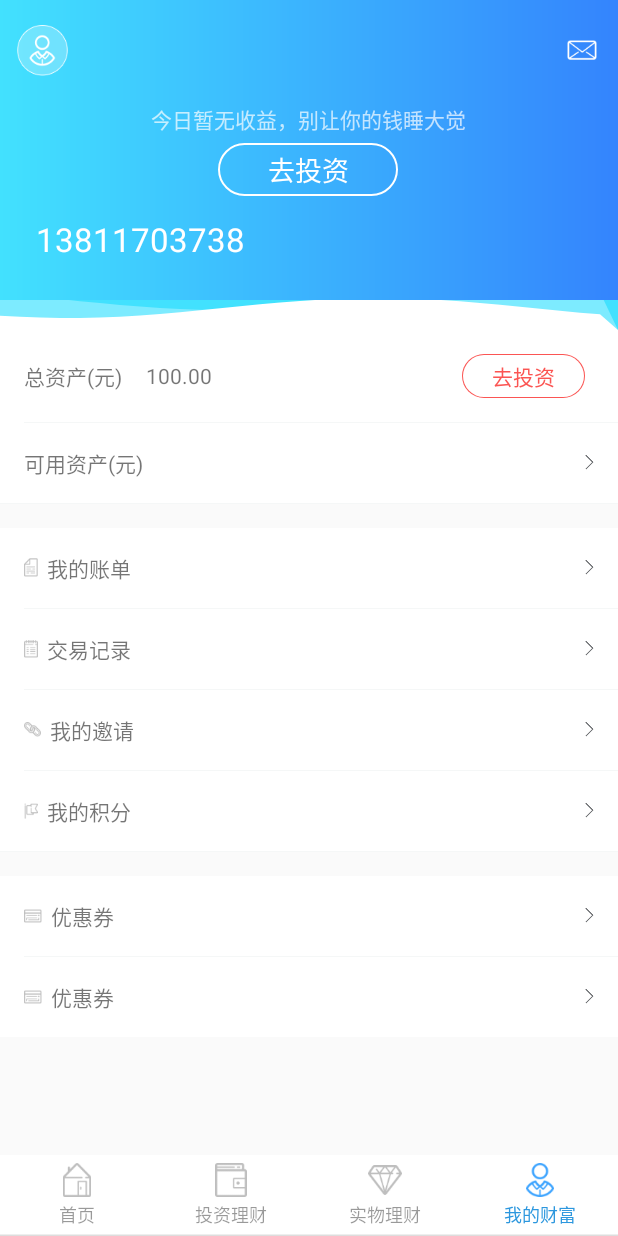
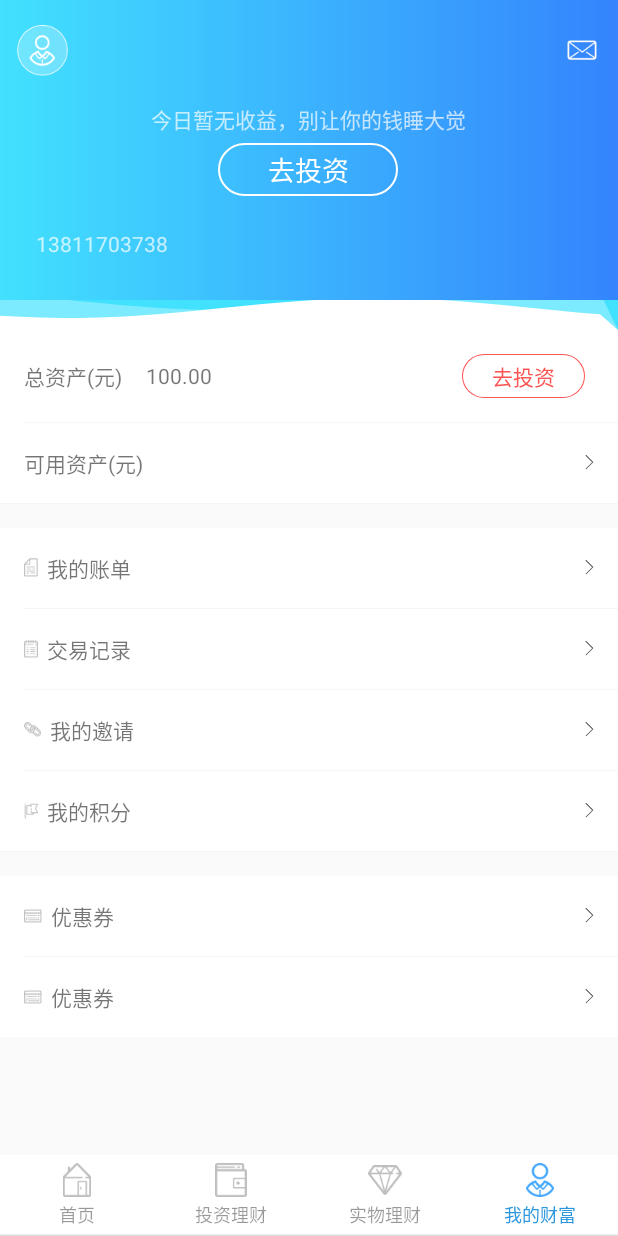
Before and after one commit to ko-htut/PettyLoan, an Android app: the MainActivity screen opened directly, with no data from a screen before it, after a tap on "我的财富", on a phone screen of 412 x 824 dp. Run offline under Robolectric (Android 15) with nearby library versions, the phone set to English and light mode, and no system bars; our stand-ins replace ButterKnife; libraries missing offline, so code that uses them is left out: com.youth.banner, rx.android.schedulers, rx.functions, rx.schedulers, rx.subjects and 1 more; pictures from the network do not load; 9 statements that could not run were skipped; 3 other taps on this screen came first.

```diff
--- a/app/src/main/java/com/yixun/pettyloan/ui/base/BaseSupportFragment.java
+++ b/app/src/main/java/com/yixun/pettyloan/ui/base/BaseSupportFragment.java
@@ -1,6 +1,7 @@
 package com.yixun.pettyloan.ui.base;
 
 import android.app.Activity;
+import android.content.Context;
 import android.content.Intent;
 import android.os.Bundle;
 import android.support.annotation.Nullable;
@@ -15,6 +16,7 @@ import com.yixun.pettyloan.rx.RxManager;
 import com.yixun.pettyloan.utils.TUtil;
 
 import butterknife.ButterKnife;
+import butterknife.Unbinder;
 import me.yokeyword.fragmentation.ExtraTransaction;
 import me.yokeyword.fragmentation.ISupportFragment;
 import me.yokeyword.fragmentation.SupportFragmentDelegate;
@@ -31,6 +33,8 @@ public abstract class BaseSupportFragment<T extends BasePresenter, E extends Bas
     public RxManager mRxManager;
     protected FragmentActivity _mActivity;
     protected View rootView;
+    protected Context context;
+    private Unbinder mUnbinder;
 
     @Override
     public SupportFragmentDelegate getSupportDelegate() {
@@ -62,14 +66,16 @@ public abstract class BaseSupportFragment<T extends BasePresenter, E extends Bas
     @Nullable
     @Override
     public View onCreateView(LayoutInflater inflater, @Nullable ViewGroup container, @Nullable Bundle savedInstanceState) {
-        if (rootView == null)
+        context = getActivity();
+        if (rootView == null) {
             rootView = inflater.inflate(getLayoutResource(), container, false);
-        ButterKnife.bind(this, rootView);
-        mRxManager=new RxManager();
+        }
+        mUnbinder = ButterKnife.bind(this, rootView);
+        mRxManager = new RxManager();
         mPresenter = TUtil.getT(this, 0);
-        mModel= TUtil.getT(this,1);
-        if(mPresenter!=null){
-            mPresenter.mContext=this.getActivity();
+        mModel = TUtil.getT(this, 1);
+        if (mPresenter != null) {
+            mPresenter.mContext = context;
         }
         initPresenter();
         initView();
@@ -79,11 +85,14 @@ public abstract class BaseSupportFragment<T extends BasePresenter, E extends Bas
     //获取布局文件
     protected abstract int getLayoutResource();
 
-    //简单页面无需mvp就不用管此方法即可,完美兼容各种实际场景的变通
+    //简单页面无需mvp就不用管此方法即可
     public abstract void initPresenter();
 
     //初始化view
     protected abstract void initView();
+
+    //获取数据
+    protected abstract void initData();
 
     @Override
     public Animation onCreateAnimation(int transit, boolean enter, int nextAnim) {
@@ -94,6 +103,7 @@ public abstract class BaseSupportFragment<T extends BasePresenter, E extends Bas
     public void onActivityCreated(@Nullable Bundle savedInstanceState) {
         super.onActivityCreated(savedInstanceState);
         mDelegate.onActivityCreated(savedInstanceState);
+        initData();
     }
 
     @Override
@@ -124,6 +134,9 @@ public abstract class BaseSupportFragment<T extends BasePresenter, E extends Bas
     public void onDestroy() {
         mDelegate.onDestroy();
         super.onDestroy();
+        if (mUnbinder != null) {
+            mUnbinder.unbind();
+        }
     }
 
     @Override
--- a/app/src/main/java/com/yixun/pettyloan/ui/fragment/EntityFragment.java
+++ b/app/src/main/java/com/yixun/pettyloan/ui/fragment/EntityFragment.java
@@ -32,4 +32,9 @@ public class EntityFragment extends BaseSupportFragment {
     protected void initView() {
         card_title_tv.setText(mTitle);
     }
+
+    @Override
+    protected void initData() {
+
+    }
 }
--- a/app/src/main/java/com/yixun/pettyloan/ui/fragment/HomeFragment.java
+++ b/app/src/main/java/com/yixun/pettyloan/ui/fragment/HomeFragment.java
@@ -70,6 +70,10 @@ public class HomeFragment extends BaseSupportFragment {
         TranslucentBarManager translucentBarManager = new TranslucentBarManager(this);
         translucentBarManager.translucent(this, rootView, R.color.text_blue);
         bindBanner();
+    }
+
+    @Override
+    protected void initData() {
         bindFeeds();
     }
 
--- a/app/src/main/java/com/yixun/pettyloan/ui/fragment/InvestFragment.java
+++ b/app/src/main/java/com/yixun/pettyloan/ui/fragment/InvestFragment.java
@@ -56,4 +56,9 @@ public class InvestFragment extends BaseSupportFragment {
         typeList.add("投资理财");
         mGoodsController.initTabs(getActivity().getSupportFragmentManager(), typeList);
     }
+
+    @Override
+    protected void initData() {
+
+    }
 }
--- a/app/src/main/java/com/yixun/pettyloan/ui/fragment/LoginFragment.java
+++ b/app/src/main/java/com/yixun/pettyloan/ui/fragment/LoginFragment.java
@@ -108,6 +108,11 @@ public class LoginFragment extends BaseSupportFragment {
     }
 
     @Override
+    protected void initData() {
+
+    }
+
+    @Override
     public void onDetach() {
         super.onDetach();
         mOnLoginSuccessListener = null;
--- a/app/src/main/java/com/yixun/pettyloan/ui/fragment/MineFragment.java
+++ b/app/src/main/java/com/yixun/pettyloan/ui/fragment/MineFragment.java
@@ -33,7 +33,7 @@ public class MineFragment extends BaseSupportFragment {
 
     @Override
     protected int getLayoutResource() {
-        return R.layout.fragment_about;
+        return R.layout.fragment_mine;
     }
 
     @Override
@@ -49,6 +49,11 @@ public class MineFragment extends BaseSupportFragment {
         initToolbar();
 
         configRefresh();
+    }
+
+    @Override
+    protected void initData() {
+
     }
 
     private void initToolbar() {
--- a/app/src/main/java/com/yixun/pettyloan/ui/fragment/RegisterFragment.java
+++ b/app/src/main/java/com/yixun/pettyloan/ui/fragment/RegisterFragment.java
@@ -112,6 +112,11 @@ public class RegisterFragment extends BaseSupportFragment {
         showSoftInput(mEtAccount);
     }
 
+    @Override
+    protected void initData() {
+
+    }
+
     private void showCaptchaDialog() {
         AlertDialog.Builder builder = new AlertDialog.Builder(getActivity());
         View view = View.inflate(getActivity(), R.layout.dlg_slide_captcha, null);
--- a/app/src/main/java/com/yixun/pettyloan/ui/fragment/RegisterSuccessFragment.java
+++ b/app/src/main/java/com/yixun/pettyloan/ui/fragment/RegisterSuccessFragment.java
@@ -60,6 +60,11 @@ public class RegisterSuccessFragment extends BaseSupportFragment {
     }
 
     @Override
+    protected void initData() {
+
+    }
+
+    @Override
     public void onDetach() {
         super.onDetach();
         mOnLoginSuccessListener = null;
--- a/app/src/main/res/layout/fragment_home.xml
+++ b/app/src/main/res/layout/fragment_home.xml
@@ -17,9 +17,11 @@
             android:layout_width="match_parent"
             android:layout_height="match_parent"
             app:contentScrim="?attr/colorPrimary"
+            app:collapsedTitleGravity="center"
             app:expandedTitleMarginEnd="24dp"
             app:expandedTitleMarginStart="24dp"
-            app:expandedTitleTextAppearance="@style/TextAppearance.AppCompat.Large"
+            app:collapsedTitleTextAppearance="@style/TextAppearance.AppCompat.Medium"
+            app:expandedTitleTextAppearance="@style/TextAppearance.AppCompat.Small"
             app:layout_scrollFlags="scroll|exitUntilCollapsed">
 
             <com.youth.banner.Banner
--- a/app/src/main/res/layout/fragment_about.xml
+++ b/app/src/main/res/layout/fragment_mine.xml
@@ -16,9 +16,11 @@
             android:layout_width="match_parent"
             android:layout_height="match_parent"
             app:contentScrim="?attr/colorPrimary"
+            app:collapsedTitleGravity="center"
             app:expandedTitleMarginEnd="24dp"
             app:expandedTitleMarginStart="24dp"
-            app:expandedTitleTextAppearance="@style/TextAppearance.AppCompat.Large"
+            app:collapsedTitleTextAppearance="@style/TextAppearance.AppCompat.Medium"
+            app:expandedTitleTextAppearance="@style/TextAppearance.AppCompat.Small"
             app:layout_scrollFlags="scroll|exitUntilCollapsed">
 
             <FrameLayout
```
